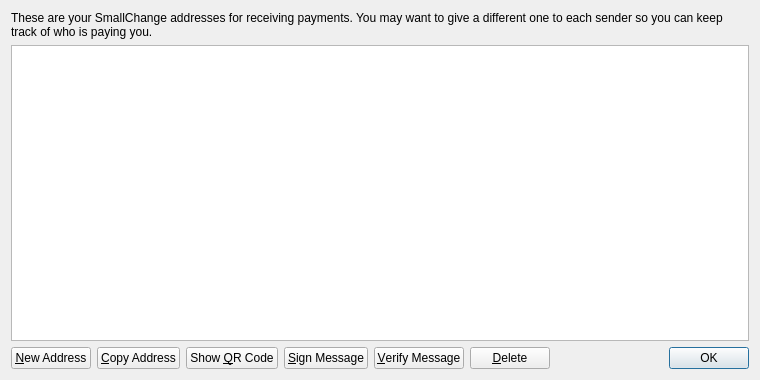
Before: the Qt Designer form src/qt/forms/addressbookpage.ui in WinterseyeGaming/FreemanCoin, drawn with Qt 5.
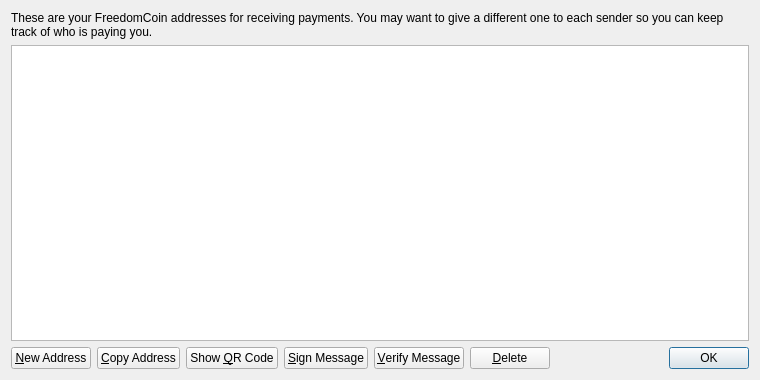
After: the same form once the commit is applied. Icons and pictures are not drawn.

```diff
--- a/src/qt/forms/addressbookpage.ui
+++ b/src/qt/forms/addressbookpage.ui
@@ -17,7 +17,7 @@
    <item>
     <widget class="QLabel" name="labelExplanation">
      <property name="text">
-      <string>These are your SmallChange addresses for receiving payments. You may want to give a different one to each sender so you can keep track of who is paying you.</string>
+      <string>These are your FreedomCoin addresses for receiving payments. You may want to give a different one to each sender so you can keep track of who is paying you.</string>
      </property>
      <property name="textFormat">
       <enum>Qt::PlainText</enum>
```
